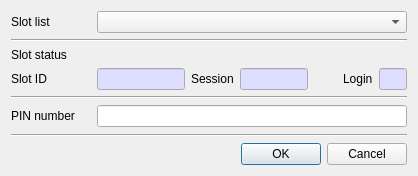
Old version of the form CryptokiMan/init_pin_dlg.ui in the repository jykim74/CryptokiMan.
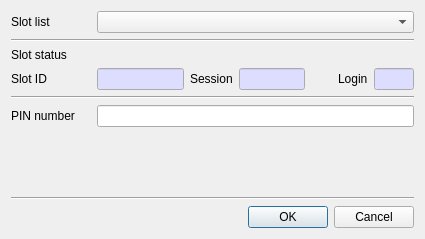
New version of the form.

```diff
--- a/CryptokiMan/init_pin_dlg.ui
+++ b/CryptokiMan/init_pin_dlg.ui
@@ -6,8 +6,8 @@
    <rect>
     <x>0</x>
     <y>0</y>
-    <width>418</width>
-    <height>176</height>
+    <width>425</width>
+    <height>239</height>
    </rect>
   </property>
   <property name="windowTitle">
@@ -192,6 +192,12 @@
      </item>
      <item row="0" column="6">
       <widget class="QLineEdit" name="mLoginText">
+       <property name="minimumSize">
+        <size>
+         <width>40</width>
+         <height>0</height>
+        </size>
+       </property>
        <property name="maximumSize">
         <size>
          <width>40</width>
```
